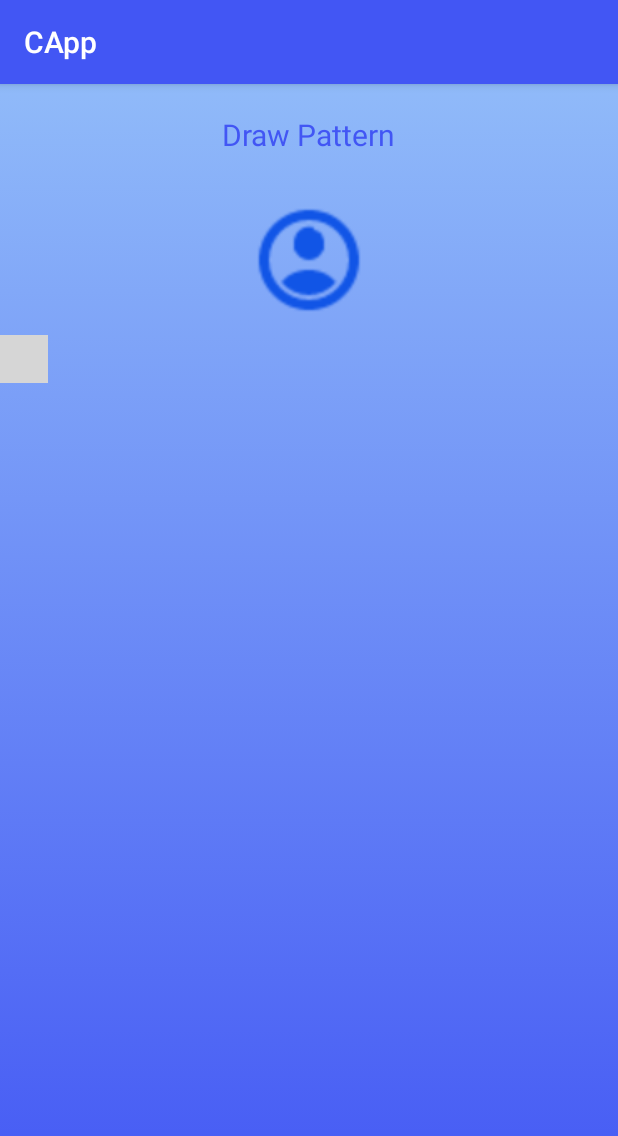
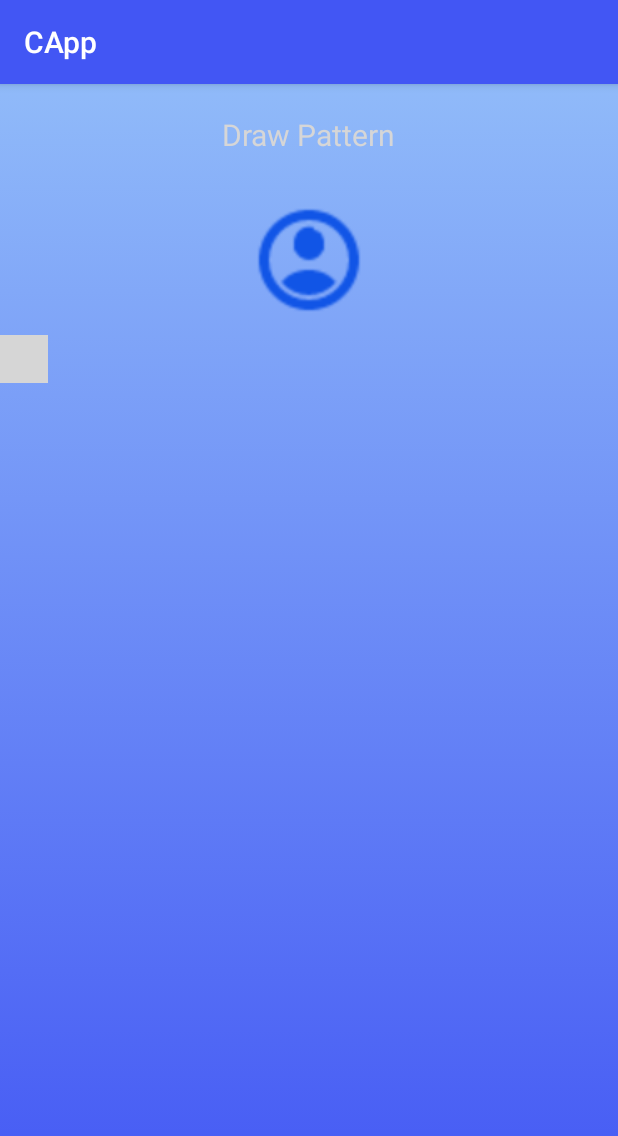
Before and after one commit to swati-bothra/CApp, an Android app: the screen it shows after launch (PatternLock), on a phone screen of 412 x 824 dp. Shown: the top 1136 px of the screen. Run offline under Robolectric (Android 15) with nearby library versions, the phone set to English and light mode, and no system bars; libraries missing offline, so code that uses them is left out: com.andrognito.patternlockview, io.paperdb; plain views replace PatternLockView; 4 statements that could not run were skipped; grey boxes are pictures that could not be loaded.

Commit message:
bug resolved

```diff
--- a/app/src/main/AndroidManifest.xml
+++ b/app/src/main/AndroidManifest.xml
@@ -20,3 +20,7 @@
     </application>
 
 </manifest>
+
+    <!--Application id     61313-->
+    <!--Auth Key           scvF5ycu9gHLCjy-->
+    <!--Auth secret        8bUHNJmbQQhtVum-->
--- a/app/src/main/java/com/example/yolo/capp/MainActivity.java
+++ b/app/src/main/java/com/example/yolo/capp/MainActivity.java
@@ -9,5 +9,7 @@ public class MainActivity extends AppCompatActivity {
     protected void onCreate(Bundle savedInstanceState) {
         super.onCreate(savedInstanceState);
         setContentView(R.layout.activity_main);
+
+
     }
 }
--- a/app/src/main/res/layout/activity_pattern_lock.xml
+++ b/app/src/main/res/layout/activity_pattern_lock.xml
@@ -16,7 +16,7 @@
         android:layout_gravity="center_horizontal"
         android:fontFamily="sans-serif"
         android:padding="20dp"
-        android:textColor="#4256f4"
+        android:textColor="@color/white"
         android:textSize="20dp" />
 
     <ImageView
```
